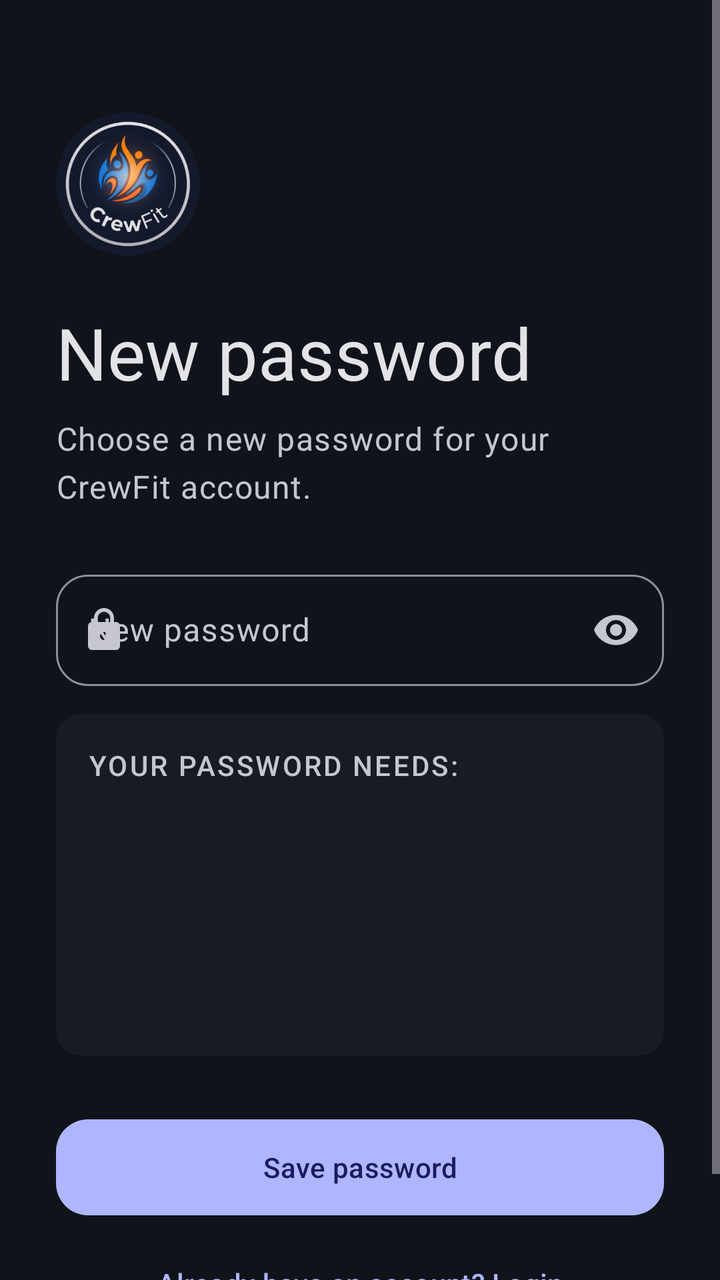
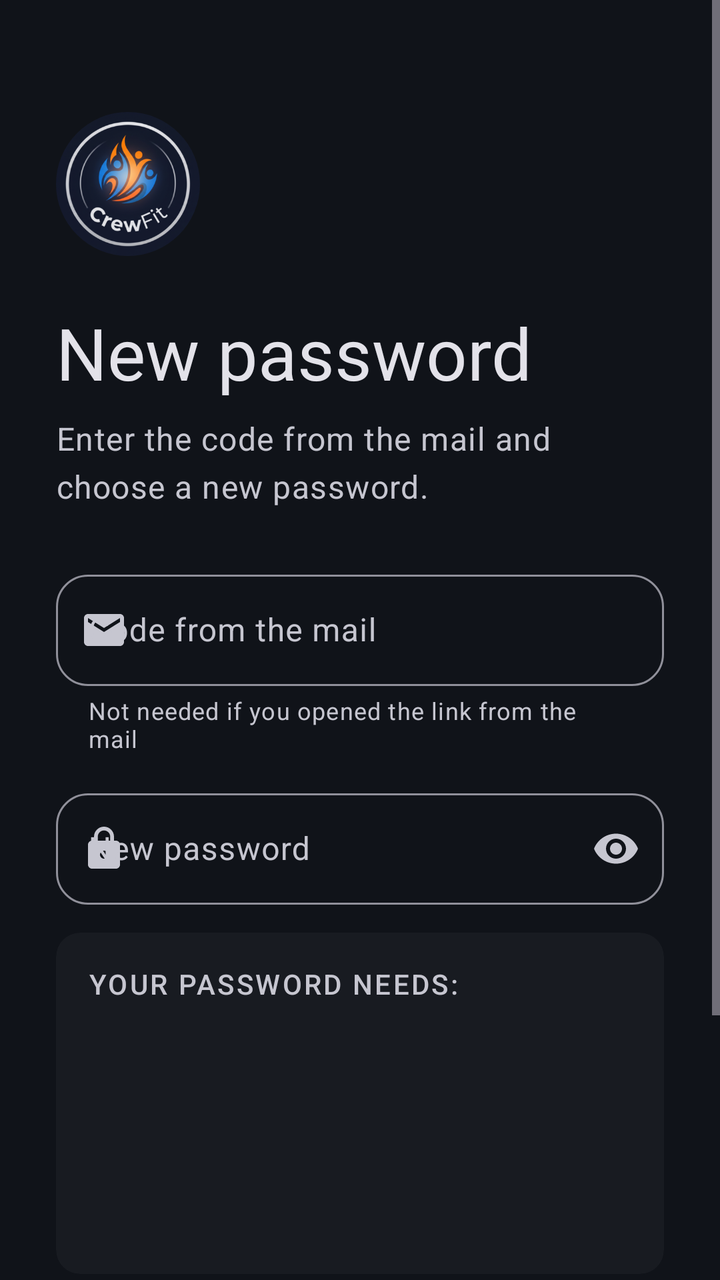

The first picture is an Android layout as it rendered before a commit; the second is the same layout after the commit. The layout source and the unified diff follow.
<!-- AndroidManifest.xml: application theme Theme.MobileSE -->
<!-- res/layout/screen_reset_password.xml -->
<?xml version="1.0" encoding="utf-8"?>
<ScrollView xmlns:android="http://schemas.android.com/apk/res/android"
    xmlns:app="http://schemas.android.com/apk/res-auto"
    android:layout_width="match_parent"
    android:layout_height="match_parent"
    android:fillViewport="true"
    android:background="?attr/colorSurface">

    <androidx.constraintlayout.widget.ConstraintLayout
        android:layout_width="match_parent"
        android:layout_height="wrap_content">

        <androidx.constraintlayout.widget.ConstraintLayout
            android:layout_width="0dp"
            android:layout_height="wrap_content"
            android:paddingTop="56dp"
            android:paddingStart="28dp"
            android:paddingEnd="28dp"
            android:paddingBottom="32dp"
            app:layout_constraintWidth_max="@dimen/content_max_width"
            app:layout_constraintStart_toStartOf="parent"
            app:layout_constraintEnd_toEndOf="parent"
            app:layout_constraintTop_toTopOf="parent">

            <com.google.android.material.card.MaterialCardView
                android:id="@+id/cvLogoContainer"
                android:layout_width="@dimen/logo_size_medium"
                android:layout_height="@dimen/logo_size_medium"
                app:cardBackgroundColor="@android:color/transparent"
                app:cardCornerRadius="36dp"
                app:cardElevation="0dp"
                app:strokeWidth="0dp"
                app:layout_constraintTop_toTopOf="parent"
                app:layout_constraintStart_toStartOf="parent">

                <ImageView
                    android:layout_width="match_parent"
                    android:layout_height="match_parent"
                    android:contentDescription="@string/logo_desc"
                    android:scaleType="centerCrop"
                    android:src="@drawable/logo_new" />
            </com.google.android.material.card.MaterialCardView>

            <TextView
                android:id="@+id/tvResetTitle"
                android:layout_width="0dp"
                android:layout_height="wrap_content"
                android:layout_marginTop="24dp"
                android:text="@string/reset_title"
                android:textAppearance="?attr/textAppearanceDisplaySmall"
                android:textColor="?attr/colorOnSurface"
                app:layout_constraintTop_toBottomOf="@id/cvLogoContainer"
                app:layout_constraintStart_toStartOf="parent"
                app:layout_constraintEnd_toEndOf="parent" />

            <TextView
                android:id="@+id/tvResetSub"
                android:layout_width="0dp"
                android:layout_height="wrap_content"
                android:layout_marginTop="8dp"
                android:text="@string/reset_sub"
                android:textAppearance="?attr/textAppearanceBodyLarge"
                android:textColor="?attr/colorOnSurfaceVariant"
                app:layout_constraintTop_toBottomOf="@id/tvResetTitle"
                app:layout_constraintStart_toStartOf="parent"
                app:layout_constraintEnd_toEndOf="parent" />

            <com.google.android.material.textfield.TextInputLayout
                android:id="@+id/tilNewPass"
                style="@style/Widget.CrewFit.TextField"
                android:layout_width="match_parent"
                android:layout_height="wrap_content"
                android:layout_marginTop="28dp"
                android:hint="@string/reset_new_password"
                app:endIconMode="password_toggle"
                app:layout_constraintTop_toBottomOf="@id/tvResetSub"
                app:startIconDrawable="@drawable/ic_lock">

                <com.google.android.material.textfield.TextInputEditText
                    android:id="@+id/etNewPassword"
                    android:layout_width="match_parent"
                    android:layout_height="wrap_content"
                    android:autofillHints="newPassword"
                    android:inputType="textPassword" />
            </com.google.android.material.textfield.TextInputLayout>

            
            <include
                android:id="@+id/passwordRules"
                layout="@layout/part_password_rules"
                android:layout_width="match_parent"
                android:layout_height="wrap_content"
                android:layout_marginTop="14dp"
                app:layout_constraintTop_toBottomOf="@id/tilNewPass" />

            <com.google.android.material.button.MaterialButton
                android:id="@+id/btnSavePassword"
                style="@style/Widget.CrewFit.Button"
                android:layout_width="match_parent"
                android:layout_height="wrap_content"
                android:layout_marginTop="28dp"
                android:text="@string/reset_save"
                app:layout_constraintTop_toBottomOf="@id/passwordRules" />

            <com.google.android.material.button.MaterialButton
                android:id="@+id/btnBackToLoginFromReset"
                style="@style/Widget.CrewFit.Button.Text"
                android:layout_width="match_parent"
                android:layout_height="wrap_content"
                android:layout_marginTop="6dp"
                android:text="@string/login_prompt"
                app:layout_constraintTop_toBottomOf="@id/btnSavePassword" />

        </androidx.constraintlayout.widget.ConstraintLayout>
    </androidx.constraintlayout.widget.ConstraintLayout>
</ScrollView>
<!-- res/layout/part_password_rules.xml (included above) -->
<?xml version="1.0" encoding="utf-8"?>
<com.google.android.material.card.MaterialCardView xmlns:android="http://schemas.android.com/apk/res/android"
    xmlns:app="http://schemas.android.com/apk/res-auto"
    style="@style/Widget.CrewFit.Card"
    android:layout_width="match_parent"
    android:layout_height="wrap_content"
    app:cardBackgroundColor="?attr/colorSurfaceContainerLow"
    app:shapeAppearance="@style/ShapeAppearance.CrewFit.Small">

    <LinearLayout
        android:id="@+id/llPasswordRules"
        android:layout_width="match_parent"
        android:layout_height="wrap_content"
        android:orientation="vertical"
        android:padding="16dp">

        <TextView
            android:id="@+id/tvPasswordRulesTitle"
            style="@style/TextAppearance.CrewFit.SectionLabel"
            android:layout_width="wrap_content"
            android:layout_height="wrap_content"
            android:layout_marginBottom="8dp"
            android:text="@string/pw_requirements_title" />

        <TextView
            android:id="@+id/tvRuleLength"
            style="@style/PasswordRule" />

        <TextView
            android:id="@+id/tvRuleUppercase"
            style="@style/PasswordRule" />

        <TextView
            android:id="@+id/tvRuleLowercase"
            style="@style/PasswordRule" />

        <TextView
            android:id="@+id/tvRuleDigit"
            style="@style/PasswordRule" />

        <TextView
            android:id="@+id/tvRuleSpecial"
            style="@style/PasswordRule" />
    </LinearLayout>
</com.google.android.material.card.MaterialCardView>
<!-- resources referenced by this layout -->
<resources>
  <dimen name="content_max_width">2000dp</dimen>
  <dimen name="logo_size_medium">72dp</dimen>
  <string name="login_prompt">Already have an account? Login</string>
  <string name="logo_desc">CrewFit Logo</string>
  <string name="pw_requirements_title">Your password needs:</string>
  <string name="reset_new_password">New password</string>
  <string name="reset_save">Save password</string>
  <string name="reset_sub">Choose a new password for your CrewFit account.</string>
  <string name="reset_title">New password</string>
  <style name="ShapeAppearance.CrewFit.Small" parent="ShapeAppearance.Material3.Corner.Small">
          <item name="cornerSize">12dp</item>
      </style>
  <style name="Widget.CrewFit.Button.Text" parent="Widget.Material3.Button.TextButton" />
  <style name="Theme.MobileSE" parent="Base.Theme.MobileSE" />
  <color name="md_on_surface_variant">#C6C6D0</color>
  <color name="md_surface_container">#1C1F26</color>
  <style name="ShapeAppearance.CrewFit.Medium" parent="ShapeAppearance.Material3.Corner.Medium">
          <item name="cornerSize">20dp</item>
      </style>
  <color name="md_primary">#AEB6FF</color>
  <color name="md_on_primary">#1B1B5C</color>
  <color name="md_primary_container">#3A3F9E</color>
  <color name="md_on_primary_container">#E0E3FF</color>
  <color name="md_secondary">#6FE7B7</color>
  <color name="md_on_secondary">#00382A</color>
  <color name="md_secondary_container">#00513E</color>
  <color name="md_on_secondary_container">#8CFFD1</color>
  <color name="md_tertiary">#FFB77C</color>
  <color name="md_on_tertiary">#4A2800</color>
  <color name="md_tertiary_container">#6A3B00</color>
  <color name="md_on_tertiary_container">#FFDCC2</color>
  <color name="md_error">#FFB4AB</color>
  <color name="md_on_error">#690005</color>
  <color name="md_error_container">#93000A</color>
  <color name="md_on_error_container">#FFDAD6</color>
  <color name="md_surface">#101319</color>
  <color name="md_on_surface">#E3E2E9</color>
  <color name="md_surface_variant">#45464F</color>
  <color name="md_surface_container_lowest">#0B0E13</color>
  <color name="md_surface_container_low">#181B21</color>
  <color name="md_surface_container_high">#272A31</color>
  <color name="md_surface_container_highest">#32353C</color>
  <color name="md_outline">#90909A</color>
  <color name="md_outline_variant">#45464F</color>
  <color name="md_inverse_surface">#E3E2E9</color>
  <color name="md_inverse_on_surface">#2E3036</color>
  <style name="ShapeAppearance.CrewFit.Large" parent="ShapeAppearance.Material3.Corner.Large">
          <item name="cornerSize">28dp</item>
      </style>
  <style name="Widget.CrewFit.BottomNav.Indicator" parent="Widget.Material3.BottomNavigationView.ActiveIndicator">
          <item name="android:color">@android:color/transparent</item>
      </style>
  <style name="MaterialAlertDialog.CrewFit" parent="MaterialAlertDialog.Material3">
          <item name="shapeAppearance">@style/ShapeAppearance.CrewFit.Large</item>
          <item name="backgroundTint">@color/md_surface_container_high</item>
      </style>
  <!-- unchanged entries left out for length: 13 -->
</resources>

<!-- the commit's change to res/layout/screen_reset_password.xml (unified diff, before → after) -->
@@ -65,15 +65,36 @@
                 app:layout_constraintStart_toStartOf="parent"
                 app:layout_constraintEnd_toEndOf="parent" />
 
+            
+            <com.google.android.material.textfield.TextInputLayout
+                android:id="@+id/tilResetCode"
+                style="@style/Widget.CrewFit.TextField"
+                android:layout_width="match_parent"
+                android:layout_height="wrap_content"
+                android:layout_marginTop="28dp"
+                android:hint="@string/reset_code_hint"
+                app:helperTextEnabled="true"
+                app:helperText="@string/reset_code_helper"
+                app:layout_constraintTop_toBottomOf="@id/tvResetSub"
+                app:startIconDrawable="@drawable/ic_mail">
+
+                <com.google.android.material.textfield.TextInputEditText
+                    android:id="@+id/etResetCode"
+                    android:layout_width="match_parent"
+                    android:layout_height="wrap_content"
+                    android:inputType="number"
+                    android:maxLength="10" />
+            </com.google.android.material.textfield.TextInputLayout>
+
             <com.google.android.material.textfield.TextInputLayout
                 android:id="@+id/tilNewPass"
                 style="@style/Widget.CrewFit.TextField"
                 android:layout_width="match_parent"
                 android:layout_height="wrap_content"
-                android:layout_marginTop="28dp"
+                android:layout_marginTop="14dp"
                 android:hint="@string/reset_new_password"
                 app:endIconMode="password_toggle"
-                app:layout_constraintTop_toBottomOf="@id/tvResetSub"
+                app:layout_constraintTop_toBottomOf="@id/tilResetCode"
                 app:startIconDrawable="@drawable/ic_lock">
 
                 <com.google.android.material.textfield.TextInputEditText
<!-- resource entries referenced after the edit -->
@@ -2,12 +2,26 @@
 <resources>
   <dimen name="content_max_width">2000dp</dimen>
   <dimen name="logo_size_medium">72dp</dimen>
+  <!-- drawable ic_mail (drawable) -->
+  <?xml version="1.0" encoding="utf-8"?>
+  <vector xmlns:android="http://schemas.android.com/apk/res/android"
+      android:width="24dp"
+      android:height="24dp"
+      android:viewportWidth="24"
+      android:viewportHeight="24"
+      android:tint="?attr/colorControlNormal">
+      <path
+          android:fillColor="@android:color/white"
+          android:pathData="M20,4H4c-1.1,0 -2,0.9 -2,2v12c0,1.1 0.9,2 2,2h16c1.1,0 2,-0.9 2,-2V6c0,-1.1 -0.9,-2 -2,-2zM20,8l-8,5 -8,-5V6l8,5 8,-5v2z" />
+  </vector>
   <string name="login_prompt">Already have an account? Login</string>
   <string name="logo_desc">CrewFit Logo</string>
   <string name="pw_requirements_title">Your password needs:</string>
+  <string name="reset_code_helper">Not needed if you opened the link from the mail</string>
+  <string name="reset_code_hint">Code from the mail</string>
   <string name="reset_new_password">New password</string>
   <string name="reset_save">Save password</string>
-  <string name="reset_sub">Choose a new password for your CrewFit account.</string>
+  <string name="reset_sub">Enter the code from the mail and choose a new password.</string>
   <string name="reset_title">New password</string>
   <style name="ShapeAppearance.CrewFit.Small" parent="ShapeAppearance.Material3.Corner.Small">
           <item name="cornerSize">12dp</item>
